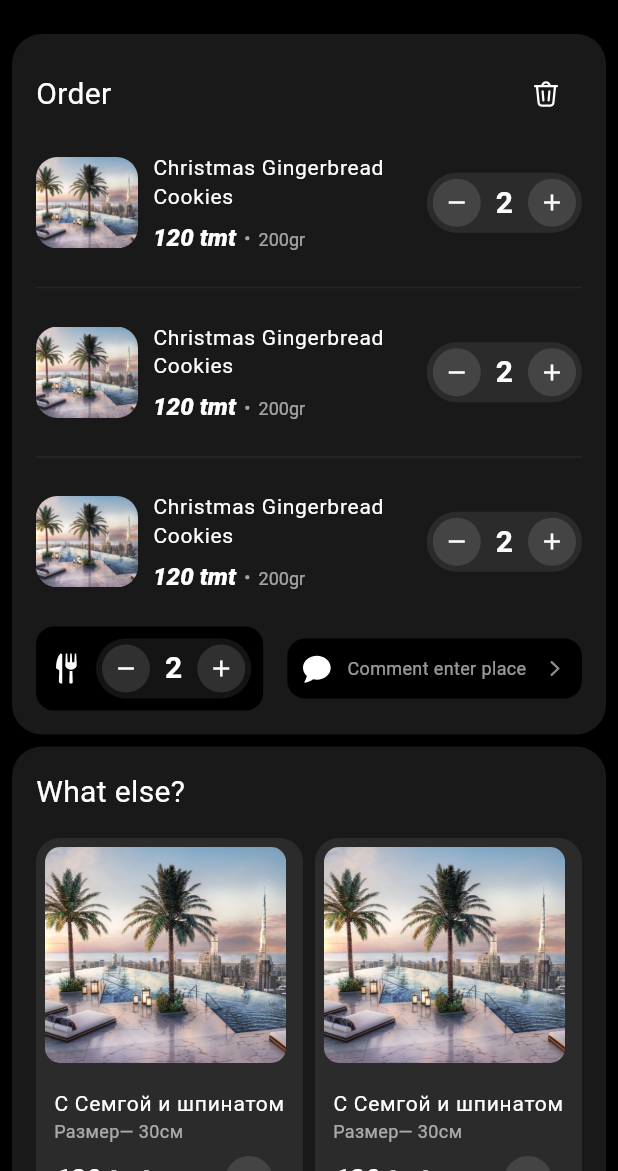
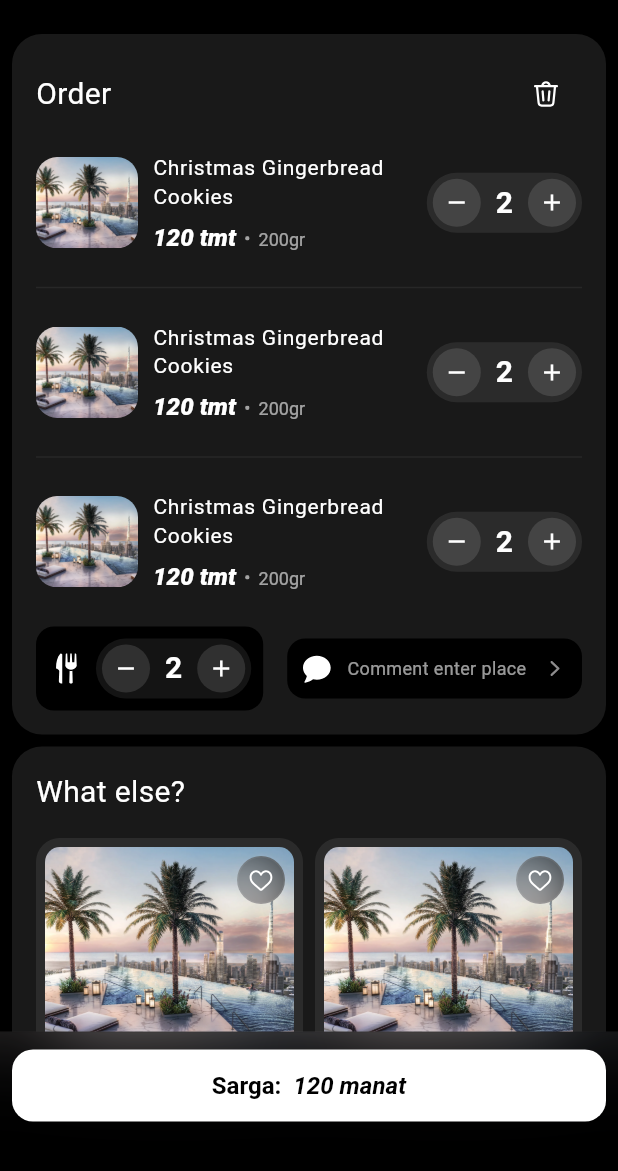
Before and after one commit to Yagshymyradov/Tagam, a Flutter app: the CardView screen opened by its route, on a phone screen of 412 x 824 dp, the part 65-1236 px from its top. Run offline on Flutter 3.47's test engine with Material 3 defaults, Android fonts, the phone set to English and light mode, and no system bars; our stand-ins replace carousel_slider, dio, flutter_svg, get_it, shared_preferences, smooth_page_indicator; accounts and stored records are empty; project files that could hold a hidden picture were left out.

Commit message:
some changes with product card

```diff
--- a/lib/configs/assets.dart
+++ b/lib/configs/assets.dart
@@ -52,6 +52,7 @@ final class Assets {
   static const String radioOn = '$_icons/radio-on.svg';
   static const String place = '$_icons/place.svg';
   static const String write = '$_icons/write.svg';
+  static const String heartFilled = '$_icons/heart-filled.svg';
 
   static const String foodGroup = '$_images/food-group.png';
   static const String desertGroup = '$_images/desert-group.png';
--- a/lib/configs/components/product_card.dart
+++ b/lib/configs/components/product_card.dart
@@ -1,11 +1,16 @@
+import 'dart:ui';
+
 import 'package:flutter/material.dart';
+import 'package:flutter_svg/flutter_svg.dart';
 
-import '../extensions.dart';
-import '../routes/routes.dart';
-import '../theme/app_colors.dart';
+import '../../../configs/assets.dart';
+import '../../../configs/routes/routes.dart';
+import '../../../configs/theme.dart';
 
 class ProductCard extends StatefulWidget {
-  const ProductCard({super.key});
+  final Color? backgroundColor;
+
+  const ProductCard({super.key, this.backgroundColor});
 
   @override
   State<ProductCard> createState() => _ProductCardState();
@@ -13,9 +18,17 @@ class ProductCard extends StatefulWidget {
 
 class _ProductCardState extends State<ProductCard> {
   bool selected = false;
+  bool favorite = false;
 
   void onSelectedProduct() {
     selected = !selected;
+    setState(() {
+      //no-op
+    });
+  }
+
+  void onFavoriteTap() {
+    favorite = !favorite;
     setState(() {
       //no-op
     });
@@ -26,31 +39,78 @@ class _ProductCardState extends State<ProductCard> {
     final textTheme = Theme.of(context).textTheme;
     final colorScheme = Theme.of(context).colorScheme;
     return Material(
-      borderRadius: BorderRadius.circular(14),
-      color: colorScheme.primary,
+      borderRadius: BorderRadius.circular(16),
+      color: widget.backgroundColor ?? colorScheme.primaryContainer,
       child: InkWell(
-        borderRadius: BorderRadius.circular(14),
+        borderRadius: BorderRadius.circular(16),
         onTap: () => Navigator.pushNamed(
           context,
           NavigationRouteNames.productDetails,
         ),
-        child: Padding(
+        child: Column(
+          crossAxisAlignment: CrossAxisAlignment.start,
+          children: [
+            Stack(
+              children: [
+                Padding(
+                  padding: const EdgeInsets.all(6),
+                  child: ClipRRect(
+                    borderRadius: BorderRadius.circular(10),
+                    child: Image.asset(
+                      'assets/images/image.png',
+                      fit: BoxFit.cover,
+                      height: 144,
+                      width: double.infinity,
+                    ),
+                  ),
+                ),
+                Positioned(
+                  right: 12,
+                  top: 12,
+                  child: ClipRRect(
+                    borderRadius: BorderRadius.circular(100),
+                    child: BackdropFilter(
+                      filter: ImageFilter.blur(sigmaX: 20, sigmaY: 20),
+                      child: SizedBox(
+                        height: 32,
+                        width: 32,
+                        child: IconButton(
+                          onPressed: onFavoriteTap,
+                          style: IconButton.styleFrom(
+                            padding: EdgeInsets.zero,
+                            backgroundColor: AppColors.black.withValues(alpha: 0.12),
+                            side: BorderSide(color: AppColors.white.withValues(alpha: 0.06)),
+                          ),
+                          icon: AnimatedSwitcher(
+                            duration: const Duration(milliseconds: 320),
+                            reverseDuration: const Duration(milliseconds: 320),
+                            child: favorite
+                                ? SvgPicture.asset(
+                                    key: const ValueKey(1),
+                                    Assets.heartFilled,
+                                    height: 20,
+                                  )
+                                : SvgPicture.asset(
+                                    key: const ValueKey(0),
+                                    Assets.heart,
+                                    height: 20,
+                                  ),
+                          ),
+                        ),
+                      ),
+                    ),
+                  ),
+                ),
+              ],
+            ),
+            Padding(
               padding: const EdgeInsets.all(12),
               child: Column(
                 crossAxisAlignment: CrossAxisAlignment.start,
                 children: [
-              Align(
-                child: Image.asset(
-                  'assets/images/pizza.png',
-                  fit: BoxFit.cover,
-                  height: 144,
-                ),
-              ),
-              const SizedBox(height: 14),
-              const Divider(),
-              const SizedBox(height: 16),
                   Text(
                     'С Семгой и шпинатом',
+                    maxLines: 2,
                     style: textTheme.labelMedium,
                   ),
                   Text(
@@ -73,19 +133,32 @@ class _ProductCardState extends State<ProductCard> {
                                 onPressed: onSelectedProduct,
                                 style: IconButton.styleFrom(
                                   backgroundColor: colorScheme.scrim,
+                                  maximumSize: const Size(32, 32),
+                                  minimumSize: const Size(32, 32),
+                                  padding: EdgeInsets.zero,
                                 ),
-                            icon: const Icon(Icons.check),
+                                icon: const Icon(
+                                  Icons.check,
+                                  size: 18,
+                                ),
                               )
                             : IconButton(
                                 key: const ValueKey(0),
+                                style: IconButton.styleFrom(
+                                  maximumSize: const Size(32, 32),
+                                  minimumSize: const Size(32, 32),
+                                  padding: EdgeInsets.zero,
+                                ),
                                 onPressed: onSelectedProduct,
-                            icon: const Icon(Icons.add),
+                                icon: const Icon(Icons.add, size: 18),
                               ),
                       ),
                     ],
                   ),
                 ],
               ),
+            )
+          ],
         ),
       ),
     );
--- a/lib/view/product_details/widgets/product_order_button.dart
+++ b/lib/configs/components/product_order_button.dart
@@ -2,10 +2,17 @@ import 'dart:ui';
 
 import 'package:flutter/material.dart';
 
-import '../../../configs/theme.dart';
+import '../theme.dart';
 
 class ProductOrderButton extends StatelessWidget {
-  const ProductOrderButton({super.key});
+  final String text;
+  final String price;
+
+  const ProductOrderButton({
+    super.key,
+    required this.text,
+    required this.price,
+  });
 
   @override
   Widget build(BuildContext context) {
@@ -39,11 +46,11 @@ class ProductOrderButton extends StatelessWidget {
                   text: TextSpan(
                     children: [
                       TextSpan(
-                        text: 'Add order:',
+                        text: text,
                         style: textThemeEx.orderText,
                       ),
                       TextSpan(
-                        text: '  120 manat',
+                        text: price,
                         style: textThemeEx.orderText?.copyWith(
                           fontStyle: FontStyle.italic,
                         ),
--- a/lib/view/card/card_view.dart
+++ b/lib/view/card/card_view.dart
@@ -15,12 +15,20 @@ class CardView extends StatelessWidget {
         automaticallyImplyLeading: false,
         title: Text('Sebedim', style: textThemeEx.headlineLargeEx),
       ),
-      body: ListView(
-        padding: const EdgeInsets.symmetric(horizontal: 8, vertical: 10),
-        children: const [
-          OrderCard(),
-          SizedBox(height: 8),
-          WhatElseCard(),
+      body: Stack(
+        children: [
+          Positioned.fill(
+            bottom: 90,
+            child: ListView(
+              padding: const EdgeInsets.symmetric(horizontal: 8, vertical: 10),
+              children: const [
+                OrderCard(),
+                SizedBox(height: 8),
+                WhatElseCard(),
+              ],
+            ),
+          ),
+          const ProductOrderButton(text: 'Sarga:', price: '  120 manat'),
         ],
       ),
     );
--- a/lib/view/card/widgets/what_else_card.dart
+++ b/lib/view/card/widgets/what_else_card.dart
@@ -1,6 +1,8 @@
 import 'package:flutter/material.dart';
 
+import '../../../configs/components/product_card.dart';
 import '../../../configs/extensions.dart';
+import '../../../configs/theme/app_colors.dart';
 import 'widgets.dart';
 
 class WhatElseCard extends StatelessWidget {
@@ -35,8 +37,10 @@ class WhatElseCard extends StatelessWidget {
                 mainAxisSpacing: 10,
                 mainAxisExtent: 285,
               ),
-              itemBuilder: (context, index) => const WhatElseProductCard(),
-            )
+              itemBuilder: (context, index) => ProductCard(
+                backgroundColor: AppColors.white.withValues(alpha: 0.08),
+              ),
+            ),
           ],
         ),
       ),
--- a/lib/view/card/widgets/what_else_product_card.dart
+++ /dev/null
@@ -1,109 +0,0 @@
-import 'package:flutter/material.dart';
-
-import '../../../configs/routes/routes.dart';
-import '../../../configs/theme.dart';
-
-class WhatElseProductCard extends StatefulWidget {
-  const WhatElseProductCard({super.key});
-
-  @override
-  State<WhatElseProductCard> createState() => _WhatElseProductCardState();
-}
-
-class _WhatElseProductCardState extends State<WhatElseProductCard> {
-  bool selected = false;
-
-  void onSelectedProduct() {
-    selected = !selected;
-    setState(() {
-      //no-op
-    });
-  }
-
-  @override
-  Widget build(BuildContext context) {
-    final textTheme = Theme.of(context).textTheme;
-    final colorScheme = Theme.of(context).colorScheme;
-    return Material(
-      borderRadius: BorderRadius.circular(16),
-      color: AppColors.white.withValues(alpha: 0.08),
-      child: InkWell(
-        borderRadius: BorderRadius.circular(16),
-        onTap: () => Navigator.pushNamed(
-          context,
-          NavigationRouteNames.productDetails,
-        ),
-        child: Column(
-          crossAxisAlignment: CrossAxisAlignment.start,
-          children: [
-            Padding(
-              padding: const EdgeInsets.all(6),
-              child: ClipRRect(
-                borderRadius: BorderRadius.circular(10),
-                child: Image.asset(
-                  'assets/images/image.png',
-                  fit: BoxFit.cover,
-                  height: 144,
-                ),
-              ),
-            ),
-            Padding(
-              padding: const EdgeInsets.all(12),
-              child: Column(
-                crossAxisAlignment: CrossAxisAlignment.start,
-                children: [
-                  Text(
-                    'С Семгой и шпинатом',
-                    style: textTheme.labelMedium,
-                  ),
-                  Text(
-                    'Размер— 30см',
-                    style: context.textThemeEx.labelSmallX,
-                  ),
-                  Row(
-                    mainAxisAlignment: MainAxisAlignment.spaceBetween,
-                    children: [
-                      Text(
-                        '120 tmt',
-                        style: context.textThemeEx.priceMedium,
-                      ),
-                      AnimatedSwitcher(
-                        duration: const Duration(milliseconds: 320),
-                        reverseDuration: const Duration(milliseconds: 320),
-                        child: selected
-                            ? IconButton(
-                                key: const ValueKey(1),
-                                onPressed: onSelectedProduct,
-                                style: IconButton.styleFrom(
-                                  backgroundColor: colorScheme.scrim,
-                                  maximumSize: const Size(32, 32),
-                                  minimumSize: const Size(32, 32),
-                                  padding: EdgeInsets.zero,
-                                ),
-                                icon: const Icon(
-                                  Icons.check,
-                                  size: 18,
-                                ),
-                              )
-                            : IconButton(
-                                key: const ValueKey(0),
-                                style: IconButton.styleFrom(
-                                  maximumSize: const Size(32, 32),
-                                  minimumSize: const Size(32, 32),
-                                  padding: EdgeInsets.zero,
-                                ),
-                                onPressed: onSelectedProduct,
-                                icon: const Icon(Icons.add, size: 18),
-                              ),
-                      ),
-                    ],
-                  ),
-                ],
-              ),
-            )
-          ],
-        ),
-      ),
-    );
-  }
-}
--- a/lib/view/card/widgets/widgets.dart
+++ b/lib/view/card/widgets/widgets.dart
@@ -1,4 +1,4 @@
+export '../../../configs/components/product_order_button.dart';
 export 'order_card.dart';
 export 'order_tile.dart';
 export 'what_else_card.dart';
-export 'what_else_product_card.dart';
--- a/lib/view/product_details/product_details_view.dart
+++ b/lib/view/product_details/product_details_view.dart
@@ -1,4 +1,3 @@
-
 import 'package:flutter/material.dart';
 import 'widgets/widgets.dart';
 
@@ -27,11 +26,12 @@ class ProductDetailsView extends StatelessWidget {
                   SliverToBoxAdapter(child: ProductSimilarDishesText()),
                   SliverToBoxAdapter(child: SizedBox(height: 20)),
                   ProductSimilarDishes(),
+                  SliverToBoxAdapter(child: SizedBox(height: 90)),
                 ],
               ),
             ),
           ),
-          const ProductOrderButton(),
+          const ProductOrderButton(text: 'Add order:', price: '  120 manat'),
         ],
       ),
     );
--- a/lib/view/product_details/widgets/product_similar_dishes.dart
+++ b/lib/view/product_details/widgets/product_similar_dishes.dart
@@ -10,9 +10,9 @@ class ProductSimilarDishes extends StatelessWidget {
     return SliverGrid.builder(
       gridDelegate: const SliverGridDelegateWithFixedCrossAxisCount(
         crossAxisCount: 2,
-        crossAxisSpacing: 14,
-        mainAxisSpacing: 8,
-        mainAxisExtent: 320,
+        crossAxisSpacing: 8,
+        mainAxisSpacing: 14,
+        mainAxisExtent: 285,
       ),
       itemCount: 10,
       itemBuilder: (context, index) => const ProductCard(),
--- a/lib/view/product_details/widgets/widgets.dart
+++ b/lib/view/product_details/widgets/widgets.dart
@@ -1,7 +1,7 @@
+export '../../../configs/components/product_order_button.dart';
 export 'about_product.dart';
 export 'product_cost_and_count.dart';
 export 'product_description.dart';
 export 'product_details_app_bar.dart';
-export 'product_order_button.dart';
 export 'product_similar_dishes.dart';
 export 'product_similar_dishes_text.dart';
--- a/lib/view/search/search_view.dart
+++ b/lib/view/search/search_view.dart
@@ -22,9 +22,9 @@ class SearchView extends StatelessWidget {
               itemBuilder: (context, index) => const ProductCard(),
               gridDelegate: const SliverGridDelegateWithFixedCrossAxisCount(
                 crossAxisCount: 2,
-                mainAxisSpacing: 8,
-                crossAxisSpacing: 14,
-                mainAxisExtent: 300,
+                mainAxisSpacing: 14,
+                crossAxisSpacing: 8,
+                mainAxisExtent: 285,
               ),
             ),
           ),
```
Also changed, not shown: assets/icons/heart-filled.svg (added). Lines whose indentation alone changed are shown as unchanged.
